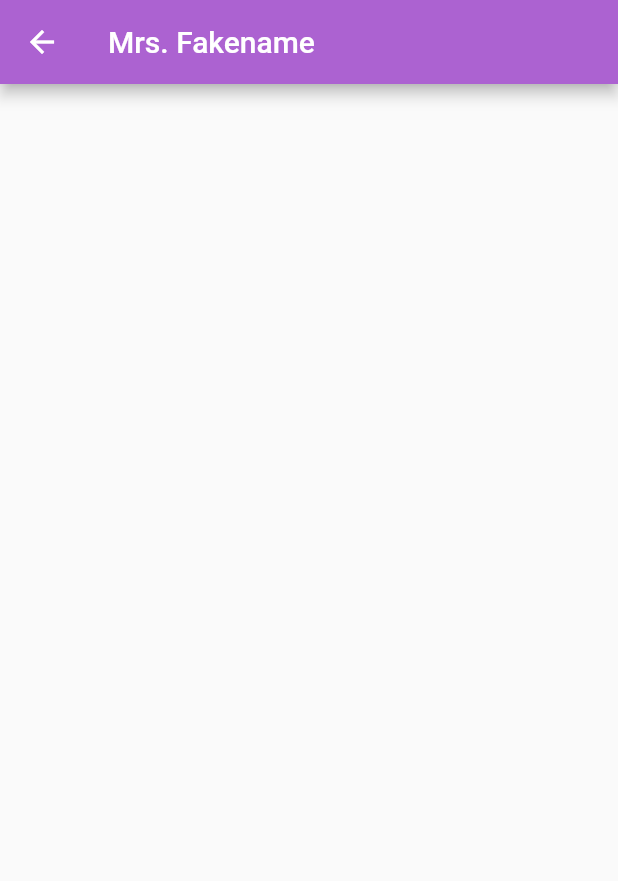
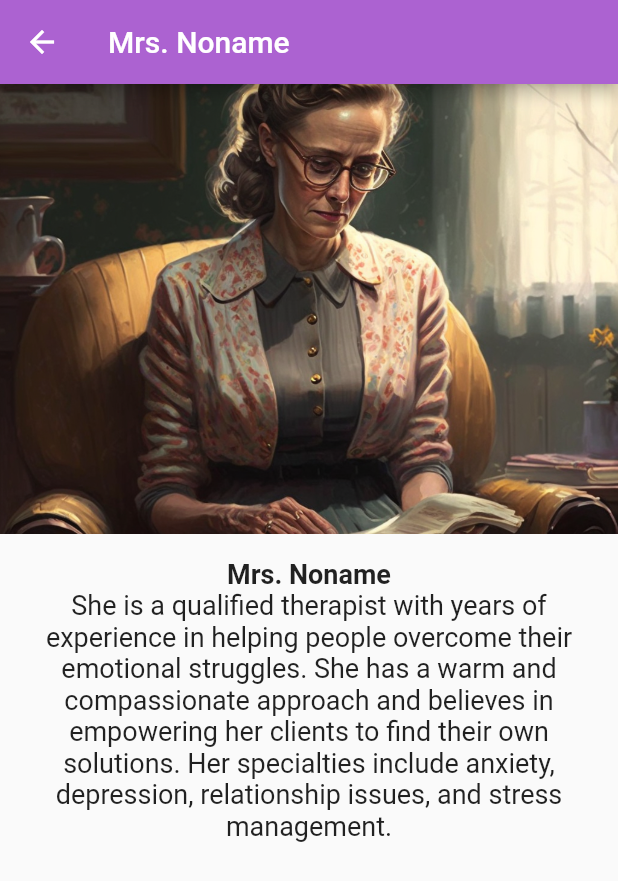
Before and after one commit to Rajmeet/BestFriend, a Flutter app: the Therapist screen opened directly, on a phone screen of 412 x 824 dp. Shown: the top 881 px of the screen. Run offline on Flutter 3.47's test engine with Material 2 defaults, Android fonts, the phone set to English and light mode, and no system bars; our stand-ins replace flutter_chat_types, flutter_chat_ui, flutter_rating_bar.

Commit message:
added therapist profile

```diff
--- a/lib/therapistProfile.dart
+++ b/lib/therapistProfile.dart
@@ -13,7 +13,41 @@ class _TherapistState extends State<Therapist> {
     return Scaffold(
       appBar: AppBar(
         backgroundColor: const Color.fromARGB(255, 172, 98, 209),
-        title: const Text("Mrs. Fakename"),
+        title: const Text("Mrs. Noname"),
+      ),
+      body: Column(
+        children: [
+          Container(
+            height: 300,
+            width: double.infinity,
+            child: Image.asset(
+              "assets/therapist1.png",
+              fit: BoxFit.cover,
+            ),
+          ),
+          Padding(
+            padding: const EdgeInsets.all(16.0),
+            child: Column(
+              children: const [
+                Text(
+                  "Mrs. Noname",
+                  style: TextStyle(
+                    fontSize: 18,
+                    fontWeight: FontWeight.bold,
+                  ),
+                  textAlign: TextAlign.center,
+                ),
+                Text(
+                  "She is a qualified therapist with years of experience in helping people overcome their emotional struggles. She has a warm and compassionate approach and believes in empowering her clients to find their own solutions. Her specialties include anxiety, depression, relationship issues, and stress management.",
+                  style: TextStyle(
+                    fontSize: 18,
+                  ),
+                  textAlign: TextAlign.center,
+                ),
+              ],
+            ),
+          ),
+        ],
       ),
     );
   }
```
